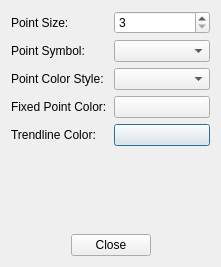
Before: the Qt Designer form CrossplotViewer/crossplotviewerdisplayoptionsdialog.ui in fsoos74/su, drawn with Qt 5.
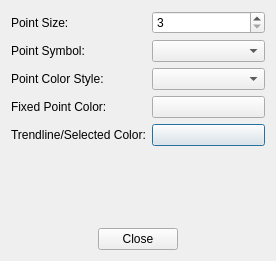
After: the same form once the commit is applied. Icons and pictures are not drawn. Custom widgets are drawn as their Qt base class.

```diff
--- a/CrossplotViewer/crossplotviewerdisplayoptionsdialog.ui
+++ b/CrossplotViewer/crossplotviewerdisplayoptionsdialog.ui
@@ -6,8 +6,8 @@
    <rect>
     <x>0</x>
     <y>0</y>
-    <width>221</width>
-    <height>267</height>
+    <width>276</width>
+    <height>261</height>
    </rect>
   </property>
   <property name="windowTitle">
@@ -30,7 +30,7 @@
      <item row="4" column="0">
       <widget class="QLabel" name="label_2">
        <property name="text">
-        <string>Trendline Color:</string>
+        <string>Trendline/Selected Color:</string>
        </property>
       </widget>
      </item>
```
Left out of the diff: 9 changed lines with no effect on the pictures.
